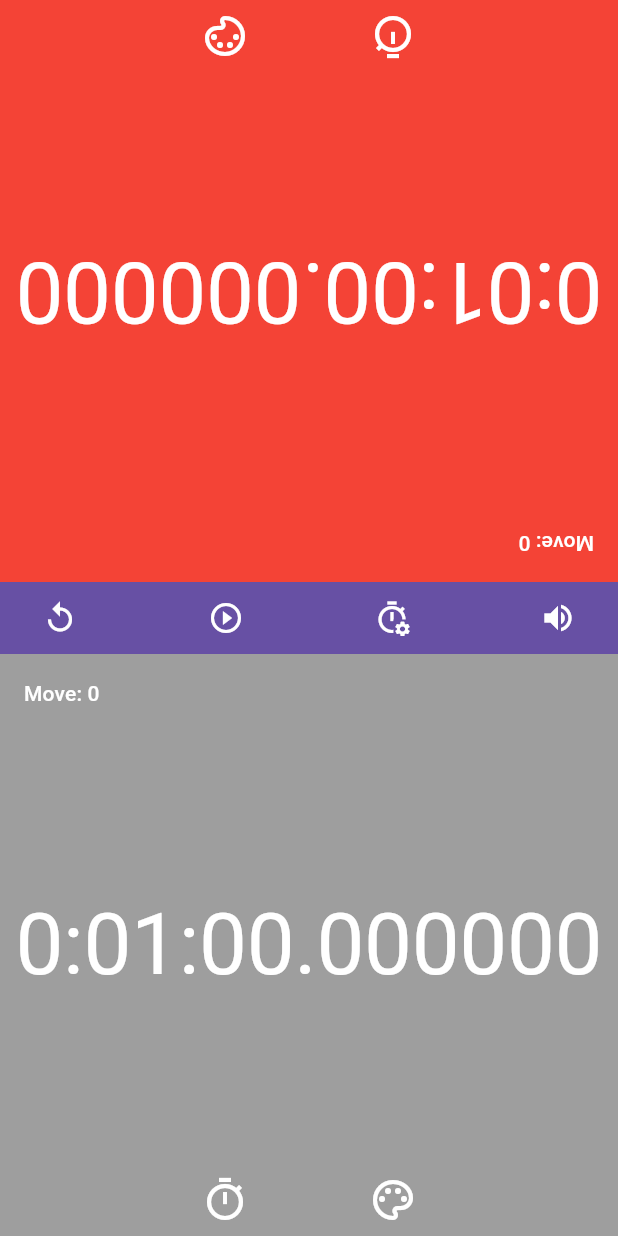
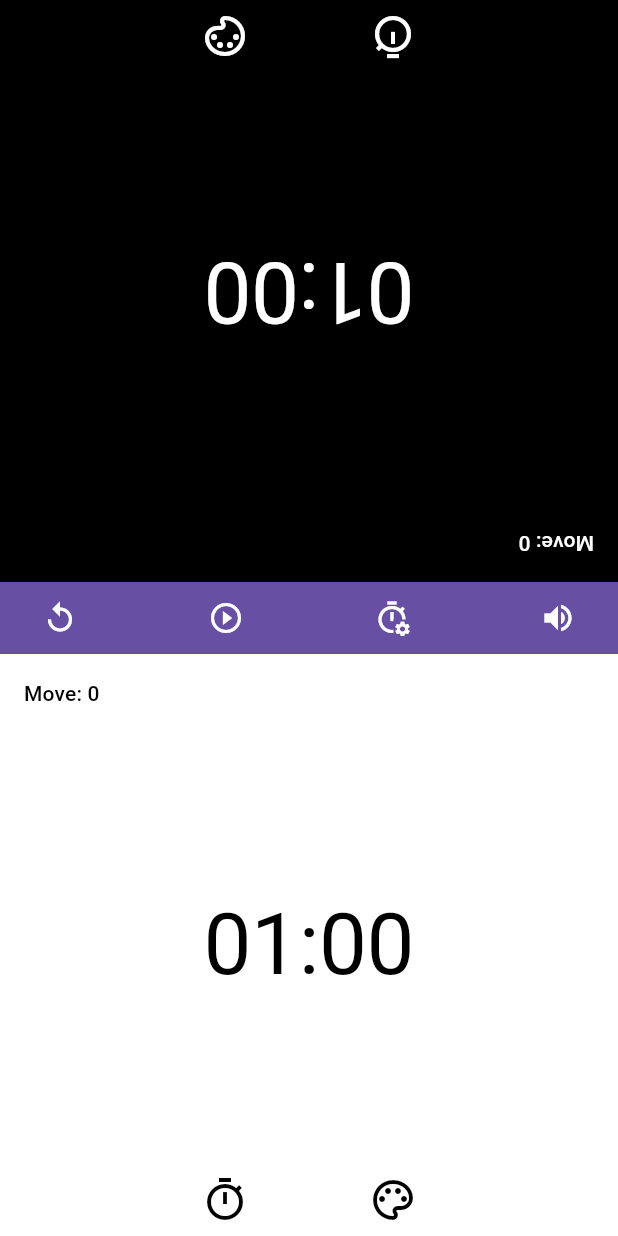
Before and after one commit to caiooct/Custom-Chess-Clock, a Flutter app: the screen it shows after launch, on a phone screen of 412 x 824 dp. Run offline on Flutter 3.47's test engine with Material 2 defaults, Android fonts, the phone set to English and light mode, and no system bars; missing offline and left inert: fullscreen.

Commit message:
Change default colors and format time in main screen

```diff
--- /dev/null
+++ b/lib/common/extensions/on_duration.dart
@@ -0,0 +1,5 @@
+extension OnDuration  on Duration {
+  String timeToString() {
+    return toString().substring(inHours > 0 ? 0 : 2, 7);
+  }
+}
--- a/lib/screens/main/main_screen.dart
+++ b/lib/screens/main/main_screen.dart
@@ -3,6 +3,7 @@ import 'dart:math';
 import 'package:flutter/material.dart';
 import 'package:fullscreen/fullscreen.dart';
 
+import '../../common/extensions/on_duration.dart';
 import '../../data/time_control.dart';
 import '../../data/timing_methods_enum.dart';
 import '../clocks_list_screen.dart';
@@ -50,13 +51,13 @@ class _MainScreenState extends State<MainScreen> {
             Column(
               children: [
                 _TimerButton(
-                  color: Colors.red,
+                  color: Colors.black,
                   viewModel: viewModel,
                 ),
                 _OptionsBar(viewModel: viewModel),
                 _TimerButton(
                   isAtBottom: true,
-                  color: Colors.grey,
+                  color: Colors.white,
                   viewModel: viewModel,
                 ),
               ],
@@ -81,8 +82,8 @@ class _TimerButton extends StatelessWidget {
 
   @override
   Widget build(BuildContext context) {
-    final colorScheme = Theme.of(context).colorScheme;
     final textTheme = Theme.of(context).textTheme;
+    final onColor = color == Colors.black ? Colors.white : Colors.black;
     return Expanded(
       child: InkWell(
         onTap: () => viewModel.onPressedTimerButton(isAtBottom),
@@ -102,9 +103,9 @@ class _TimerButton extends StatelessWidget {
                         : viewModel.blackTimer,
                     builder: (_, value, __) {
                       return Text(
-                        value.toString(),
+                        value.timeToString(),
                         style: textTheme.displayLarge?.copyWith(
-                          color: Colors.white,
+                          color: onColor,
                         ),
                       );
                     },
@@ -122,8 +123,9 @@ class _TimerButton extends StatelessWidget {
                       builder: (_, value, __) {
                         return Text(
                           "Move: $value",
-                          style: textTheme.labelLarge
-                              ?.copyWith(color: Colors.white),
+                          style: textTheme.labelLarge?.copyWith(
+                            color: onColor,
+                          ),
                         );
                       },
                     ),
@@ -145,7 +147,7 @@ class _TimerButton extends StatelessWidget {
                           icon: Icon(
                             Icons.timer_outlined,
                             size: 32,
-                            color: colorScheme.onPrimary,
+                            color: onColor,
                           ),
                         ),
                         const SizedBox(width: 64.0),
@@ -154,7 +156,7 @@ class _TimerButton extends StatelessWidget {
                           icon: Icon(
                             Icons.color_lens_outlined,
                             size: 32,
-                            color: colorScheme.onPrimary,
+                            color: onColor,
                           ),
                         ),
                       ],
```
